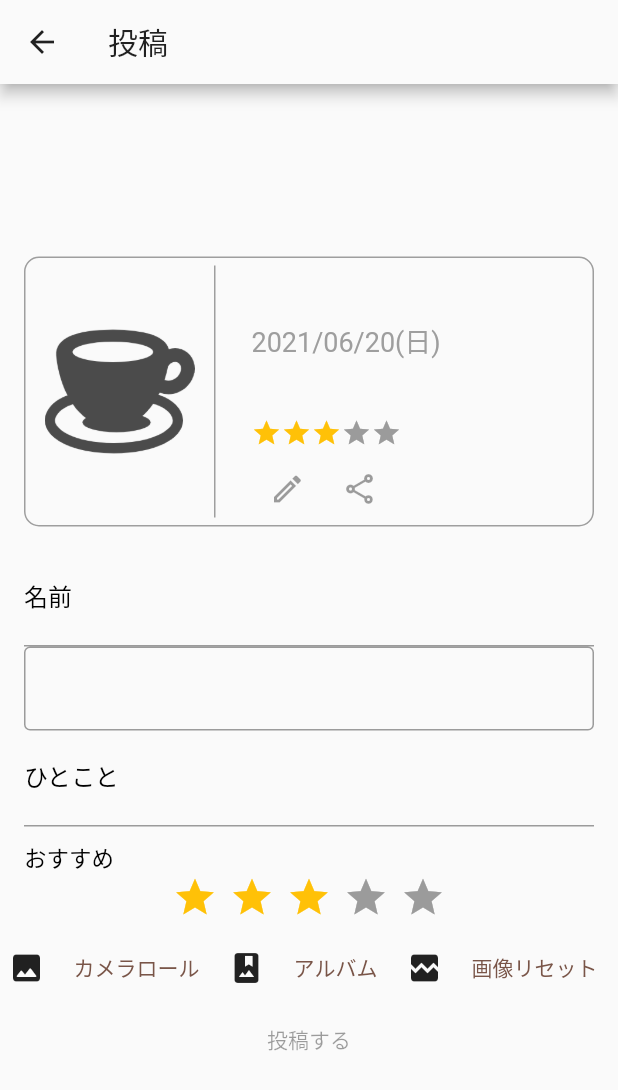
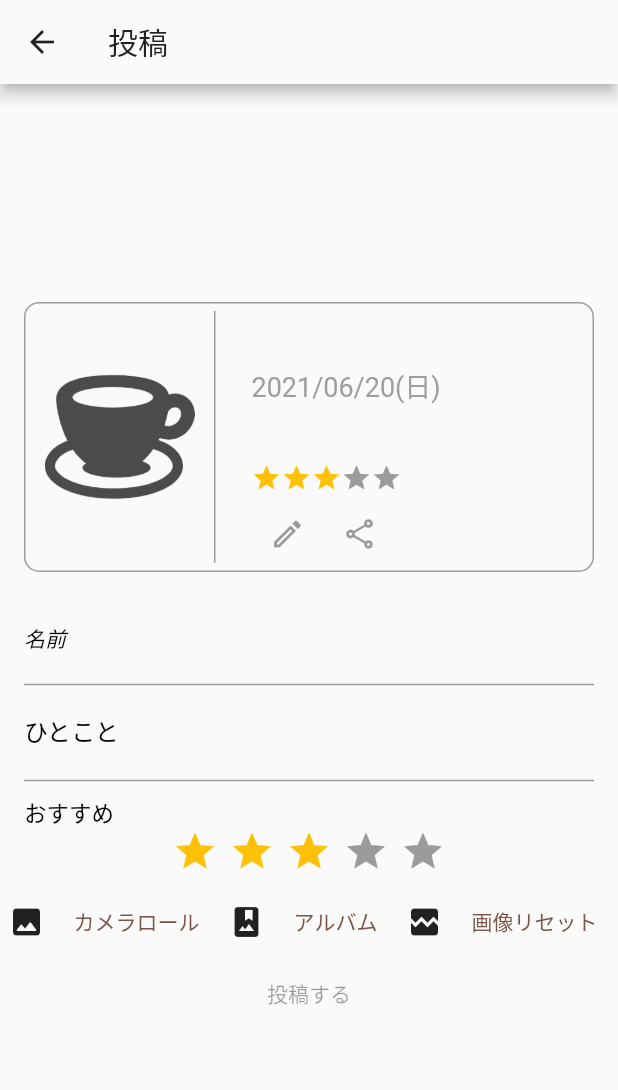
Before and after one commit to y0303noki/coffee_project, a Flutter app: the AddOrEditCardPage screen opened directly, on a phone screen of 412 x 824 dp. Shown: the top 1090 px of the screen. Run offline on Flutter 3.47's test engine with Material 2 defaults, Android fonts, the phone set to English and light mode, and no system bars; drawn by our look-alikes of flutter_easyloading, flutter_rating_bar, flutter_typeahead; our stand-ins replace cloud_firestore, firebase_auth, firebase_core, firebase_storage, google_sign_in, image_picker; missing offline and left inert: esys_flutter_share, sign_button; accounts and stored records are empty; network calls fail.

Commit message:
サジェストいい感じ

```diff
--- a/lib/ui/add_or_edit_card_page.dart
+++ b/lib/ui/add_or_edit_card_page.dart
@@ -141,8 +141,33 @@ class AddOrEditCardPage extends StatelessWidget {
                                   horizontal: 16.0, vertical: 8.0),
                               child: Column(
                                 children: [
-                                  TextField(
+                                  // TextField(
+                                  //   controller: _nameTextEditController,
+                                  //   decoration: InputDecoration(
+                                  //     labelStyle:
+                                  //         TextStyle(color: Colors.black),
+                                  //     labelText: '名前',
+                                  //     hintText: '何飲んだ？',
+                                  //   ),
+                                  //   onChanged: (text) {
+                                  //     if (text != null && text.length > 20) {
+                                  //       print('20文字超えたらもう無理!');
+                                  //     } else {
+                                  //       _name = text;
+                                  //       model.refresh();
+                                  //     }
+                                  //   },
+                                  // ),
+                                  // サジェスト
+                                  TypeAheadField(
+                                    textFieldConfiguration:
+                                        TextFieldConfiguration(
+                                      // autofocus: true,
                                       controller: _nameTextEditController,
+                                      style: DefaultTextStyle.of(context)
+                                          .style
+                                          .copyWith(
+                                              fontStyle: FontStyle.italic),
                                       decoration: InputDecoration(
                                         labelStyle:
                                             TextStyle(color: Colors.black),
@@ -158,18 +183,6 @@ class AddOrEditCardPage extends StatelessWidget {
                                         }
                                       },
                                     ),
-                                  // サジェスト
-                                  TypeAheadField(
-                                    textFieldConfiguration:
-                                        TextFieldConfiguration(
-                                            autofocus: true,
-                                            style: DefaultTextStyle.of(context)
-                                                .style
-                                                .copyWith(
-                                                    fontStyle:
-                                                        FontStyle.italic),
-                                            decoration: InputDecoration(
-                                                border: OutlineInputBorder())),
                                     suggestionsCallback: (pattern) async {
                                       // pattern:入力された文字
                                       // return: サジェスト候補となる文字列を返す
@@ -180,19 +193,17 @@ class AddOrEditCardPage extends StatelessWidget {
                                           .take(5)
                                           .toList();
                                       return _filter;
-                                      // return await BackendService.getSuggestions(pattern);
                                     },
                                     itemBuilder: (context, suggestion) {
                                       return ListTile(
                                         leading: Icon(Icons.shopping_cart),
-                                        // title: Text(suggestion['name']),
                                         title: Text(suggestion),
                                       );
                                     },
                                     onSuggestionSelected: (suggestion) {
-                                      // Navigator.of(context).push(MaterialPageRoute(
-                                      //   builder: (context) => ProductPage(product: suggestion)
-                                      // ));
+                                      _name = suggestion;
+                                      _nameTextEditController.text = suggestion;
+                                      model.refresh();
                                     },
                                   ),
                                   TextField(
```
Lines whose indentation alone changed are shown as unchanged.
